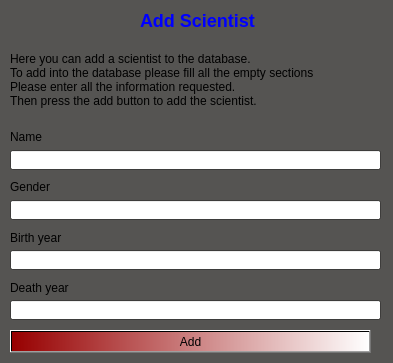
Before: the Qt Designer form EndurvinnslustöðATeam/Skil3/Ui/addscientist.ui in trunti/verklegtn-m, drawn with Qt 5.
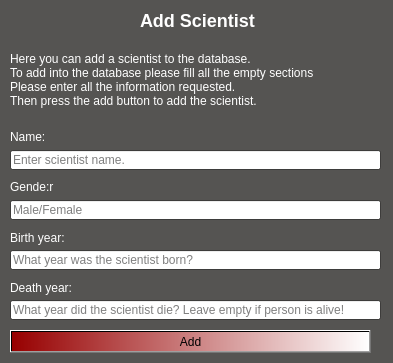
After: the same form once the commit is applied. Icons and pictures are not drawn.

The edit to the form file:
```diff
--- a/EndurvinnslustöðATeam/Skil3/Ui/addscientist.ui
+++ b/EndurvinnslustöðATeam/Skil3/Ui/addscientist.ui
@@ -91,7 +91,7 @@
     </rect>
    </property>
    <property name="text">
-    <string>&lt;html&gt;&lt;head/&gt;&lt;body&gt;&lt;p&gt;&lt;span style=&quot; font-size:x-large; font-weight:600; color:blue;&quot;&gt;Add Scientist&lt;/span&gt;&lt;/p&gt;&lt;/body&gt;&lt;/html&gt;</string>
+    <string>&lt;html&gt;&lt;head/&gt;&lt;body&gt;&lt;p&gt;&lt;span style=&quot; font-size:x-large; font-weight:600; color:#ffffff;&quot;&gt;Add Scientist&lt;/span&gt;&lt;/p&gt;&lt;/body&gt;&lt;/html&gt;</string>
    </property>
   </widget>
   <widget class="QLabel" name="label_2">
@@ -104,7 +104,7 @@
     </rect>
    </property>
    <property name="text">
-    <string>Name</string>
+    <string>&lt;html&gt;&lt;head/&gt;&lt;body&gt;&lt;p&gt;&lt;span style=&quot; color:#ffffff;&quot;&gt;Name:&lt;/span&gt;&lt;/p&gt;&lt;/body&gt;&lt;/html&gt;</string>
    </property>
   </widget>
   <widget class="QLineEdit" name="input_name">
@@ -116,6 +116,9 @@
      <height>20</height>
     </rect>
    </property>
+   <property name="placeholderText">
+    <string>Enter scientist name.</string>
+   </property>
   </widget>
   <widget class="QLabel" name="label_3">
    <property name="geometry">
@@ -127,7 +130,7 @@
     </rect>
    </property>
    <property name="text">
-    <string>Gender</string>
+    <string>&lt;html&gt;&lt;head/&gt;&lt;body&gt;&lt;p&gt;&lt;span style=&quot; color:#ffffff;&quot;&gt;Gende:r&lt;/span&gt;&lt;/p&gt;&lt;/body&gt;&lt;/html&gt;</string>
    </property>
   </widget>
   <widget class="QLineEdit" name="input_gender">
@@ -139,6 +142,12 @@
      <height>20</height>
     </rect>
    </property>
+   <property name="text">
+    <string/>
+   </property>
+   <property name="placeholderText">
+    <string>Male/Female</string>
+   </property>
   </widget>
   <widget class="QLabel" name="label_4">
    <property name="geometry">
@@ -150,7 +159,7 @@
     </rect>
    </property>
    <property name="text">
-    <string>Birth year</string>
+    <string>&lt;html&gt;&lt;head/&gt;&lt;body&gt;&lt;p&gt;&lt;span style=&quot; color:#ffffff;&quot;&gt;Birth year:&lt;/span&gt;&lt;/p&gt;&lt;/body&gt;&lt;/html&gt;</string>
    </property>
   </widget>
   <widget class="QLineEdit" name="input_birth_year">
@@ -162,6 +171,9 @@
      <height>20</height>
     </rect>
    </property>
+   <property name="placeholderText">
+    <string>What year was the scientist born?</string>
+   </property>
   </widget>
   <widget class="QLabel" name="label_5">
    <property name="geometry">
@@ -173,7 +185,7 @@
     </rect>
    </property>
    <property name="text">
-    <string>Death year</string>
+    <string>&lt;html&gt;&lt;head/&gt;&lt;body&gt;&lt;p&gt;&lt;span style=&quot; color:#ffffff;&quot;&gt;Death year:&lt;/span&gt;&lt;/p&gt;&lt;/body&gt;&lt;/html&gt;</string>
    </property>
   </widget>
   <widget class="QLineEdit" name="input_death_year">
@@ -185,6 +197,9 @@
      <height>20</height>
     </rect>
    </property>
+   <property name="placeholderText">
+    <string>What year did the scientist die? Leave empty if person is alive!</string>
+   </property>
   </widget>
   <widget class="QPushButton" name="pushButton_add">
    <property name="geometry">
@@ -258,8 +273,8 @@
   <widget class="QLabel" name="input_text">
    <property name="geometry">
     <rect>
-     <x>6</x>
-     <y>280</y>
+     <x>10</x>
+     <y>230</y>
      <width>391</width>
      <height>20</height>
     </rect>
@@ -278,7 +293,7 @@
     </rect>
    </property>
    <property name="text">
-    <string>&lt;html&gt;&lt;head/&gt;&lt;body&gt;&lt;p&gt;Here you can add a scientist to the database.&lt;br/&gt;To add into the database please fill all the empty sections &lt;br/&gt;Please enter all the information requested.&lt;br/&gt;Then press the add button to add the scientist.&lt;/p&gt;&lt;/body&gt;&lt;/html&gt;</string>
+    <string>&lt;html&gt;&lt;head/&gt;&lt;body&gt;&lt;p&gt;&lt;span style=&quot; color:#ffffff;&quot;&gt;Here you can add a scientist to the database.&lt;br/&gt;To add into the database please fill all the empty sections &lt;br/&gt;Please enter all the information requested.&lt;br/&gt;Then press the add button to add the scientist.&lt;/span&gt;&lt;/p&gt;&lt;/body&gt;&lt;/html&gt;</string>
    </property>
   </widget>
  </widget>
```
